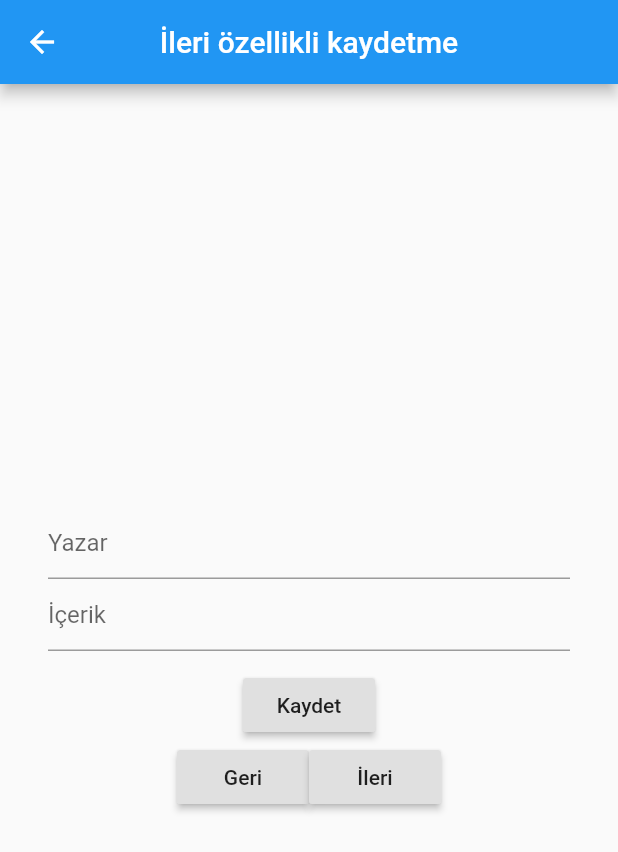
After one commit to devibrahimkarahan/flutter_design_patterns, a Flutter app: the IleriOzellikliKaydetme screen opened directly, after a tap on "Geri", on a phone screen of 412 x 824 dp. The commit adds this screen. Shown: the top 852 px of the screen. Run offline on Flutter 3.47's test engine with Material 2 defaults, Android fonts, the phone set to English and light mode, and no system bars.

Commit message:
İleri özellikli kaydetme eklendi

```diff
--- /dev/null
+++ b/lib/memento/ileri_ozellikli_kaydetme.dart
@@ -0,0 +1,105 @@
+import 'package:flutter/material.dart';
+import 'package:flutter_design_patterns/memento/memento_extension.dart';
+
+import 'generic_care_taker.dart';
+import 'post.dart';
+
+class IleriOzellikliKaydetme extends StatefulWidget {
+  @override
+  _IleriOzellikliKaydetmeState createState() => _IleriOzellikliKaydetmeState();
+}
+
+class _IleriOzellikliKaydetmeState extends State<IleriOzellikliKaydetme> {
+  final GenericCareTaker<Post> postManager = GenericCareTaker<Post>();
+  final Post post = Post("", "");
+  final TextEditingController controllerAuthor = TextEditingController();
+  final TextEditingController controllerBody = TextEditingController();
+  int stepIndex;
+
+  @override
+  void initState() {
+    super.initState();
+    save();
+    controllerAuthor.addListener(() {
+      post.author = controllerAuthor.text;
+    });
+    controllerBody.addListener(() {
+      post.body = controllerBody.text;
+    });
+  }
+
+  void save() {
+    postManager.listMemento.add(post.save());
+    setState(() {});
+  }
+
+  void prev() {
+    if (postManager.listMemento.isEmpty) return;
+    if (stepIndex == null) stepIndex = postManager.listMemento.length;
+    if (stepIndex <= 0) return;
+    post.restore(postManager.listMemento.elementAt(--stepIndex));
+    controllerAuthor.setTextAndSelection(post.author);
+    controllerBody.setTextAndSelection(post.body);
+    setState(() {});
+  }
+
+  void next() {
+    if (postManager.listMemento.isEmpty) return;
+    if (stepIndex == null) return;
+    if (stepIndex == postManager.listMemento.length - 1) return;
+    post.restore(postManager.listMemento.elementAt(++stepIndex));
+    controllerAuthor.setTextAndSelection(post.author);
+    controllerBody.setTextAndSelection(post.body);
+    setState(() {});
+  }
+
+  @override
+  Widget build(BuildContext context) {
+    return Scaffold(
+      appBar: AppBar(
+        title: Text("İleri özellikli kaydetme"),
+        centerTitle: true,
+      ),
+      body: Center(
+        child: Column(
+          mainAxisAlignment: MainAxisAlignment.center,
+          crossAxisAlignment: CrossAxisAlignment.center,
+          children: <Widget>[
+            Padding(
+              padding: const EdgeInsets.symmetric(horizontal: 32),
+              child: TextField(
+                controller: controllerAuthor,
+                decoration: InputDecoration(hintText: "Yazar"),
+              ),
+            ),
+            Padding(
+              padding: const EdgeInsets.symmetric(horizontal: 32),
+              child: TextField(
+                controller: controllerBody,
+                decoration: InputDecoration(hintText: "İçerik"),
+              ),
+            ),
+            const SizedBox(height: 12),
+            RaisedButton(
+              onPressed: save,
+              child: Text("Kaydet"),
+            ),
+            Row(
+              mainAxisAlignment: MainAxisAlignment.center,
+              children: <Widget>[
+                RaisedButton(
+                  onPressed: prev,
+                  child: Text("Geri"),
+                ),
+                RaisedButton(
+                  onPressed: next,
+                  child: Text("İleri"),
+                ),
+              ],
+            ),
+          ],
+        ),
+      ),
+    );
+  }
+}
--- a/lib/memento/page_memento.dart
+++ b/lib/memento/page_memento.dart
@@ -1,5 +1,6 @@
 import 'package:flutter/material.dart';
 import 'package:flutter_design_patterns/memento/coklu_state_kaydetme.dart';
+import 'package:flutter_design_patterns/memento/ileri_ozellikli_kaydetme.dart';
 import 'package:flutter_design_patterns/memento/tek_state_kaydetme.dart';
 
 class PageMemento extends StatefulWidget {
@@ -35,6 +36,14 @@ class _PageMementoState extends State<PageMemento> {
               },
               child: Text("Çoklu state kaydetme"),
             ),
+            RaisedButton(
+              onPressed: () {
+                Navigator.of(context).push(MaterialPageRoute(
+                  builder: (_) => IleriOzellikliKaydetme(),
+                ));
+              },
+              child: Text("İleri özellikli kaydetme"),
+            ),
           ],
         ),
       ),
```
